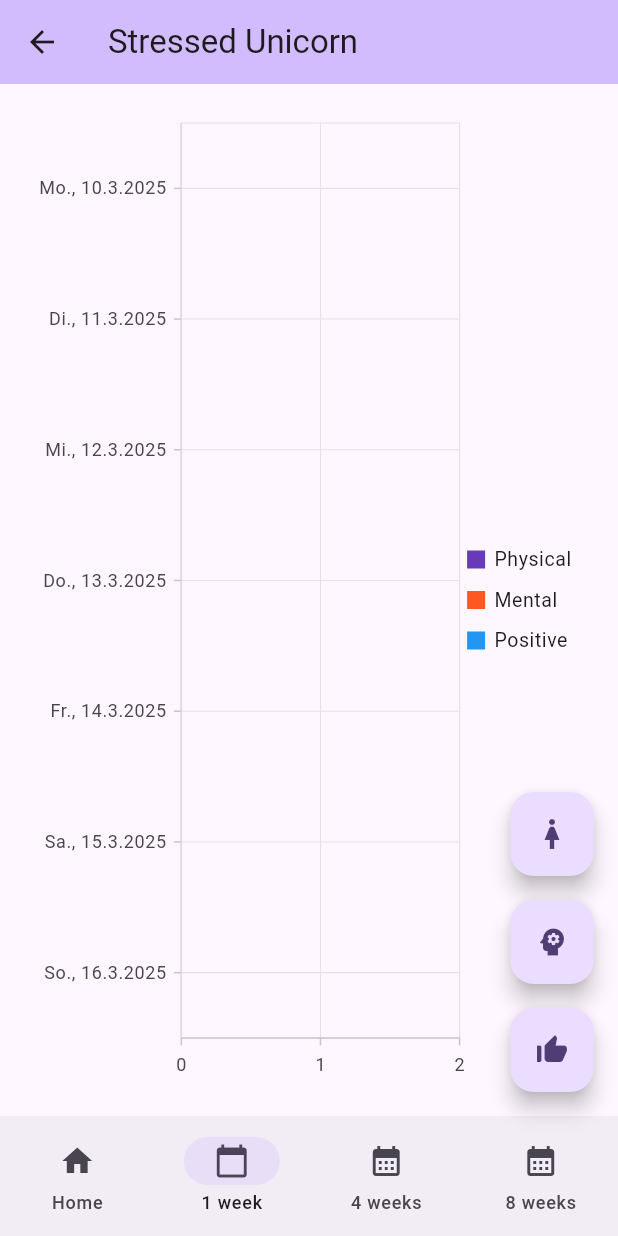
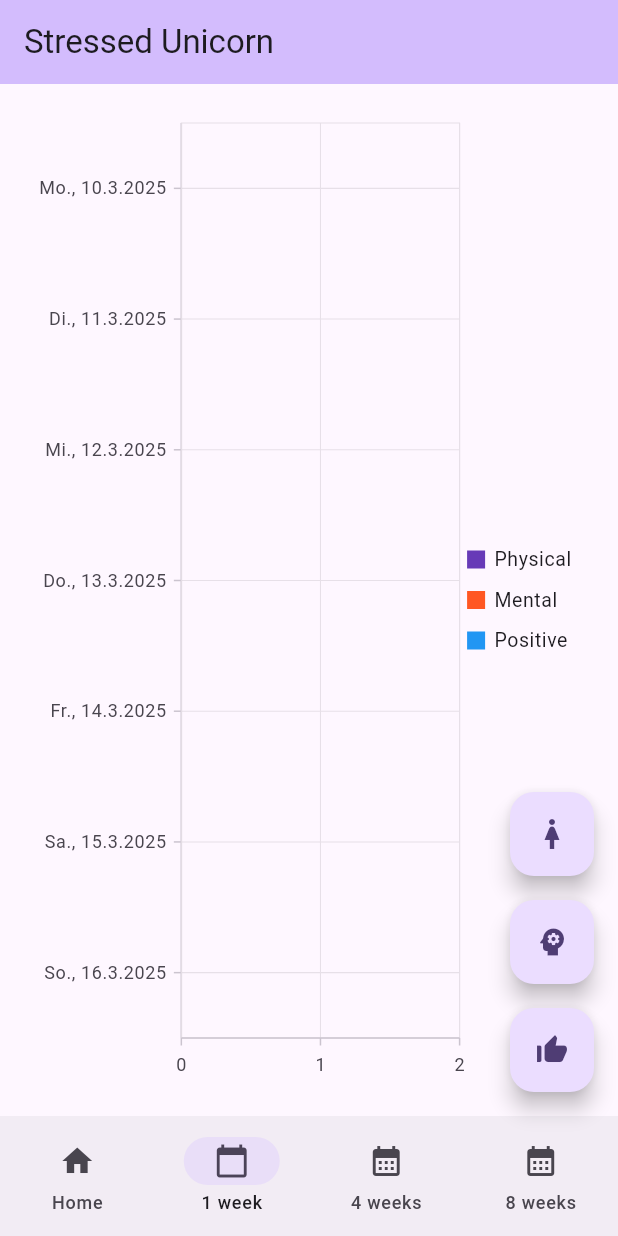
Before and after one commit to anlumo/stressed_unicorn, a Flutter app: the screen it shows after launch, item 2 of the bottom bar chosen, on a phone screen of 412 x 824 dp. Run offline on Flutter 3.47's test engine with Material 3 defaults, Android fonts, the light colour scheme and no system bars; our stand-ins replace drift, drift_flutter, syncfusion_flutter_charts; accounts and stored records are empty; generated files the repository leaves out were written again.

Commit message:
Removed back button on the charts pages.

```diff
--- a/lib/stats.dart
+++ b/lib/stats.dart
@@ -61,7 +61,11 @@ class _StatsScreenState extends State<StatsScreen> {
   @override
   Widget build(BuildContext context) {
     return Scaffold(
-      appBar: AppBar(backgroundColor: Theme.of(context).colorScheme.inversePrimary, title: Text('Stressed Unicorn')),
+      appBar: AppBar(
+        backgroundColor: Theme.of(context).colorScheme.inversePrimary,
+        title: Text('Stressed Unicorn'),
+        automaticallyImplyLeading: false,
+      ),
       body: Center(
         child: Padding(
           padding: const EdgeInsets.all(16),
```
